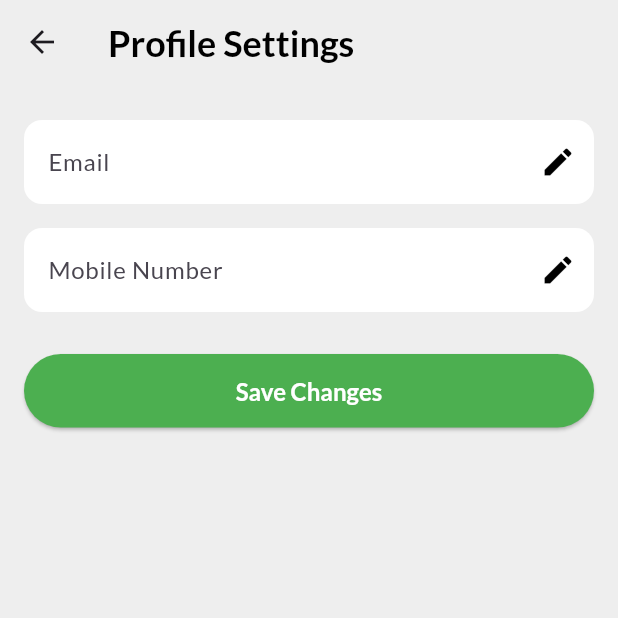
After one commit to smazharzaidi/Land-Management-System, a Flutter app: the ProfileScreen screen opened directly, on a phone screen of 412 x 824 dp, the top half of it. The commit adds this screen. Run offline on Flutter 3.47's test engine with Material 3 defaults, Android fonts, the phone set to English and light mode, and no system bars; our stand-ins replace flip_card, flutter_secure_storage, google_fonts, shared_preferences; missing offline and left inert: web3modal_flutter; accounts and stored records are empty; network calls fail.

Commit message:
Profile Settings done

```diff
--- a/frontend/lib/Functionality/LandTransferData.dart
+++ b/frontend/lib/Functionality/LandTransferData.dart
@@ -22,7 +22,6 @@ class LandTransferData {
         landKhasra = '',
         landDivision = '';
 
-  // You might want to add methods to update or clear the data, for example:
   void updateTransferorCNIC(String cnic) {
     transferorCNIC = cnic;
   }
--- /dev/null
+++ b/frontend/lib/Functionality/ProfileLogic.dart
@@ -0,0 +1,53 @@
+import 'package:http/http.dart' as http;
+import 'dart:convert';
+import 'config.dart'; // Assuming this file contains your base URL and other configurations
+import 'SignInAuth.dart';
+
+class UserProfile {
+  String? email;
+  String? mobileNumber;
+  // Add other profile fields if necessary
+
+  UserProfile({this.email, this.mobileNumber});
+}
+
+class ProfileLogic {
+  late SecureStorageService storage = SecureStorageService();
+  Future<UserProfile> getUserProfile() async {
+    final String? token = await storage.getToken();
+    var uri = Uri.parse('${AppConfig.baseURL}get_user_profile/');
+    var response = await http.get(uri, headers: {
+      'Content-Type': 'application/json',
+      'Authorization': 'Bearer $token',
+    });
+    if (response.statusCode == 200) {
+      var data = json.decode(response.body);
+      return UserProfile(
+        email: data['email'],
+        mobileNumber: data['mobile_number'],
+      );
+    } else {
+      throw Exception('Failed to load user profile');
+    }
+  }
+
+  Future<void> saveUserProfile(
+      {required String email, required String mobileNumber}) async {
+    final String? token = await storage.getToken();
+    var uri = Uri.parse('${AppConfig.baseURL}update_user_profile/');
+    var response = await http.post(
+      uri,
+      headers: {
+        'Content-Type': 'application/json',
+        'Authorization': 'Bearer $token',
+      },
+      body: json.encode({
+        'email': email,
+        'mobile_number': mobileNumber,
+      }),
+    );
+    if (response.statusCode != 200) {
+      throw Exception('Failed to update profile');
+    }
+  }
+}
--- a/frontend/lib/Functionality/SignInAuth.dart
+++ b/frontend/lib/Functionality/SignInAuth.dart
@@ -9,16 +9,33 @@ import 'package:web3modal_flutter/web3modal_flutter.dart';
 import 'LandTransferData.dart';
 
 class AuthServiceLogin {
-  final String baseURL = "http://192.168.1.10:8000/";
+  final String baseURL = "http://192.168.1.16:8000/";
+
   LandTransferData? landTransferData;
   static LandTransferData? currentLandTransferData;
   late W3MService _w3mService;
-  final loginUri = Uri.parse("http://192.168.1.10:8000/login/");
+  final loginUri = Uri.parse("http://192.168.1.16:8000/login/");
   final refreshTokenUri =
-      Uri.parse("http://192.168.1.10:8000/api/token/refresh/");
+      Uri.parse("http://192.168.1.16:8000/api/token/refresh/");
   final storage = SecureStorageService();
   Future<String?> getToken() async {
     return await storage.getToken();
+  }
+
+  Future<String> forgotPassword(String emailOrCnic) async {
+    final uri = Uri.parse("${baseURL}forgot_password/");
+    final response = await http.post(
+      uri,
+      headers: {"Content-Type": "application/x-www-form-urlencoded"},
+      body: {"email_or_cnic": emailOrCnic},
+    );
+
+    if (response.statusCode == 200) {
+      final data = json.decode(response.body);
+      return data['message'];
+    } else {
+      return "An error occurred. Please try again.";
+    }
   }
 
   Future<void> saveUsername(String username) async {
@@ -96,10 +113,14 @@ class AuthServiceLogin {
 
   Future<String> resendConfirmationEmail(String email) async {
     try {
+      print(
+          "Attempting to POST to: ${Uri.parse("${baseURL}resend_confirmation/").toString()}");
+
+      print("Request URL: ${baseURL}resend_confirmation/");
       var response = await http.post(
-        Uri.parse("${baseURL}resend_confirmation/"),
+        Uri.parse("http://192.168.1.16:8000/resend_confirmation/"),
         headers: {"Content-Type": "application/x-www-form-urlencoded"},
-        body: {"email": email},
+        body: {"email_or_cnic": email},
       );
 
       if (response.statusCode == 200) {
@@ -167,7 +188,7 @@ class AuthServiceLogin {
     if (refreshToken != null) {
       var response = await http.post(
         Uri.parse(
-            "http://192.168.1.10:8000/logout/"), // Adjust the URL to your backend's logout endpoint
+            "http://192.168.1.16:8000/logout/"), // Adjust the URL to your backend's logout endpoint
         body: jsonEncode({"refresh": refreshToken}),
         headers: {"Content-Type": "application/json"},
       );
--- a/frontend/lib/Functionality/config.dart
+++ b/frontend/lib/Functionality/config.dart
@@ -1,3 +1,3 @@
 class AppConfig {
-  static const String baseURL = "http://192.168.1.10:8000/";
+  static const String baseURL = "http://192.168.1.16:8000/";
 }
--- a/frontend/lib/UI/NFTWalletScreen.dart
+++ b/frontend/lib/UI/NFTWalletScreen.dart
@@ -88,7 +88,6 @@ class _NFTListPageState extends State<NFTListPage> {
                                     fontWeight: FontWeight.bold),
                               ),
                               Expanded(
-                                // Use Expanded widget for the image to fill available space
                                 child: Image.network(
                                   imageUrl,
                                   fit: BoxFit.cover,
--- /dev/null
+++ b/frontend/lib/UI/ProfileScreen.dart
@@ -0,0 +1,204 @@
+// lib/UI/ProfileScreen.dart
+import 'package:flutter/material.dart';
+import 'package:google_fonts/google_fonts.dart';
+
+import '../Functionality/ProfileLogic.dart';
+
+class ProfileScreen extends StatefulWidget {
+  const ProfileScreen({Key? key}) : super(key: key);
+
+  @override
+  _ProfileScreenState createState() => _ProfileScreenState();
+}
+
+class _ProfileScreenState extends State<ProfileScreen> {
+  final TextEditingController _emailController = TextEditingController();
+  final TextEditingController _mobileController = TextEditingController();
+  final ProfileLogic _profileLogic = ProfileLogic();
+  bool _isEmailReadOnly = true;
+  bool _isMobileReadOnly = true;
+  bool _isLoading = true;
+  String _initialEmail = '';
+  String _initialMobile = '';
+
+  @override
+  void initState() {
+    super.initState();
+    _loadUserProfile();
+  }
+
+  Future<void> _loadUserProfile() async {
+    try {
+      var profileData = await _profileLogic.getUserProfile();
+      _emailController.text = profileData.email ?? '';
+      _mobileController.text = profileData.mobileNumber ?? '';
+      _initialEmail = _emailController.text;
+      _initialMobile = _mobileController.text;
+    } finally {
+      if (mounted) {
+        setState(() => _isLoading = false);
+      }
+    }
+  }
+
+  @override
+  Widget build(BuildContext context) {
+    return WillPopScope(
+      onWillPop: _onWillPop,
+      child: Scaffold(
+        backgroundColor: Colors.grey[200],
+        appBar: AppBar(
+          title: Text('Profile Settings',
+              style: GoogleFonts.lato(
+                  color: Colors.black,
+                  fontSize: 24,
+                  fontWeight: FontWeight.bold)),
+          backgroundColor: Colors.grey[200],
+          elevation: 0,
+        ),
+        body: _isLoading
+            ? Center(child: CircularProgressIndicator())
+            : Padding(
+                padding: EdgeInsets.all(16.0),
+                child: ListView(
+                  children: [
+                    _buildProfileField(
+                      controller: _emailController,
+                      label: 'Email',
+                      isReadOnly: _isEmailReadOnly,
+                      onEdit: () {
+                        setState(() {
+                          _isEmailReadOnly = false;
+                        });
+                      },
+                    ),
+                    _buildProfileField(
+                      controller: _mobileController,
+                      label: 'Mobile Number',
+                      isReadOnly: _isMobileReadOnly,
+                      onEdit: () {
+                        setState(() {
+                          _isMobileReadOnly = false;
+                        });
+                      },
+                    ),
+                    SizedBox(height: 20),
+                    ElevatedButton(
+                      style: ElevatedButton.styleFrom(
+                        foregroundColor: Colors.white,
+                        backgroundColor:
+                            Colors.green, // foreground (text) color
+                        shape: RoundedRectangleBorder(
+                          borderRadius: BorderRadius.circular(30),
+                        ),
+                        padding: EdgeInsets.symmetric(vertical: 15),
+                        textStyle: GoogleFonts.lato(
+                          fontSize: 16,
+                          fontWeight: FontWeight.bold,
+                        ),
+                      ),
+                      onPressed: _saveProfile,
+                      child: _isLoading
+                          ? CircularProgressIndicator(
+                              valueColor:
+                                  AlwaysStoppedAnimation<Color>(Colors.white),
+                            )
+                          : Text('Save Changes'),
+                    ),
+                  ],
+                ),
+              ),
+      ),
+    );
+  }
+
+  Widget _buildProfileField({
+    required TextEditingController controller,
+    required String label,
+    required bool isReadOnly,
+    required VoidCallback onEdit,
+  }) {
+    return Padding(
+      padding: const EdgeInsets.symmetric(vertical: 8.0),
+      child: TextField(
+        controller: controller,
+        readOnly: isReadOnly,
+        decoration: InputDecoration(
+          labelText: label,
+          labelStyle: GoogleFonts.lato(),
+          border: OutlineInputBorder(
+            borderRadius: BorderRadius.circular(12),
+            borderSide: BorderSide.none,
+          ),
+          filled: true,
+          fillColor: Colors.white,
+          suffixIcon: isReadOnly
+              ? IconButton(
+                  icon: Icon(Icons.edit, color: Colors.black),
+                  onPressed: onEdit,
+                )
+              : null,
+        ),
+      ),
+    );
+  }
+
+  void _saveProfile() async {
+    setState(() => _isLoading = true);
+    try {
+      // Save profile logic
+      await _profileLogic.saveUserProfile(
+        email: _emailController.text,
+        mobileNumber: _mobileController.text,
+      );
+      _initialEmail = _emailController.text;
+      _initialMobile = _mobileController.text;
+      ScaffoldMessenger.of(context).showSnackBar(
+        SnackBar(content: Text('Profile updated successfully!')),
+      );
+      Navigator.of(context).pop(); // Go back to the previous screen
+    } catch (e) {
+      ScaffoldMessenger.of(context).showSnackBar(
+        SnackBar(content: Text('Failed to update profile.')),
+      );
+    } finally {
+      setState(() => _isLoading = false);
+    }
+  }
+
+  Future<bool> _onWillPop() async {
+    if (!_isEmailReadOnly ||
+        !_isMobileReadOnly ||
+        _emailController.text != _initialEmail ||
+        _mobileController.text != _initialMobile) {
+      final discard = await showDialog<bool>(
+        context: context,
+        builder: (context) => AlertDialog(
+          title: Text('Unsaved Changes'),
+          content:
+              Text('You have unsaved changes. Are you sure you want to leave?'),
+          actions: <Widget>[
+            TextButton(
+              onPressed: () => Navigator.of(context).pop(false),
+              child: Text('No'),
+            ),
+            TextButton(
+              onPressed: () => Navigator.of(context).pop(true),
+              child: Text('Yes'),
+            ),
+          ],
+        ),
+      );
+
+      return discard ?? false;
+    }
+    return true;
+  }
+
+  @override
+  void dispose() {
+    _emailController.dispose();
+    _mobileController.dispose();
+    super.dispose();
+  }
+}
--- a/frontend/lib/UI/SignUpScreen.dart
+++ b/frontend/lib/UI/SignUpScreen.dart
@@ -20,7 +20,7 @@ class _SignUpScreenState extends State<SignUpScreen> {
   final TextEditingController nameController = TextEditingController();
   final TextEditingController mobileNumberController = TextEditingController();
   final TextEditingController cnicController = TextEditingController();
-  bool isLoading = false; // Loading state variable
+  bool isLoading = false;
   @override
   Widget build(BuildContext context) {
     return Scaffold(
```
Also changed, not shown: frontend/lib/UI/DashboardScreen.dart (+99 -143 lines), frontend/lib/UI/SignInScreen.dart (+58 -0 lines), 3 other files.
